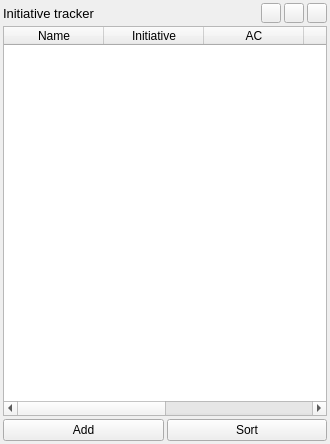
Above: qinitiativetrackerwidget.ui from Technohamster-py/dm-assist before the change. Below: the same form after it.
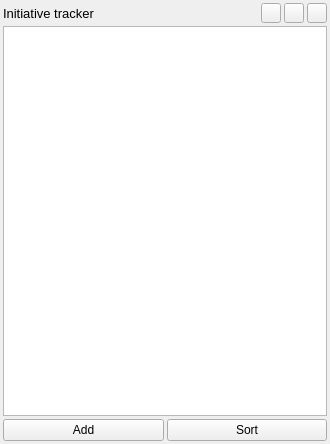
That is the form after the change. Icons and pictures are not drawn.

Commit message:
Добавлено расшареное окно.
Виджет теперь представляет собой оболочку для модели. Модель синхронизирует анные между окнами

The edit to the form file:
```diff
--- a/qinitiativetrackerwidget.ui
+++ b/qinitiativetrackerwidget.ui
@@ -200,7 +200,7 @@
     </layout>
    </item>
    <item>
-    <widget class="QTableWidget" name="table">
+    <widget class="QTableView" name="table">
      <property name="editTriggers">
       <set>QAbstractItemView::AllEditTriggers</set>
      </property>
@@ -213,39 +213,9 @@
      <property name="selectionMode">
       <enum>QAbstractItemView::NoSelection</enum>
      </property>
-     <attribute name="verticalHeaderVisible">
-      <bool>true</bool>
+     <attribute name="verticalHeaderDefaultSectionSize">
+      <number>26</number>
      </attribute>
-     <column>
-      <property name="text">
-       <string>Name</string>
-      </property>
-     </column>
-     <column>
-      <property name="text">
-       <string>Initiative</string>
-      </property>
-     </column>
-     <column>
-      <property name="text">
-       <string>AC</string>
-      </property>
-     </column>
-     <column>
-      <property name="text">
-       <string>HP</string>
-      </property>
-     </column>
-     <column>
-      <property name="text">
-       <string>max HP</string>
-      </property>
-     </column>
-     <column>
-      <property name="text">
-       <string>Delete</string>
-      </property>
-     </column>
     </widget>
    </item>
    <item>
```
The commit also changes 5 other files.
